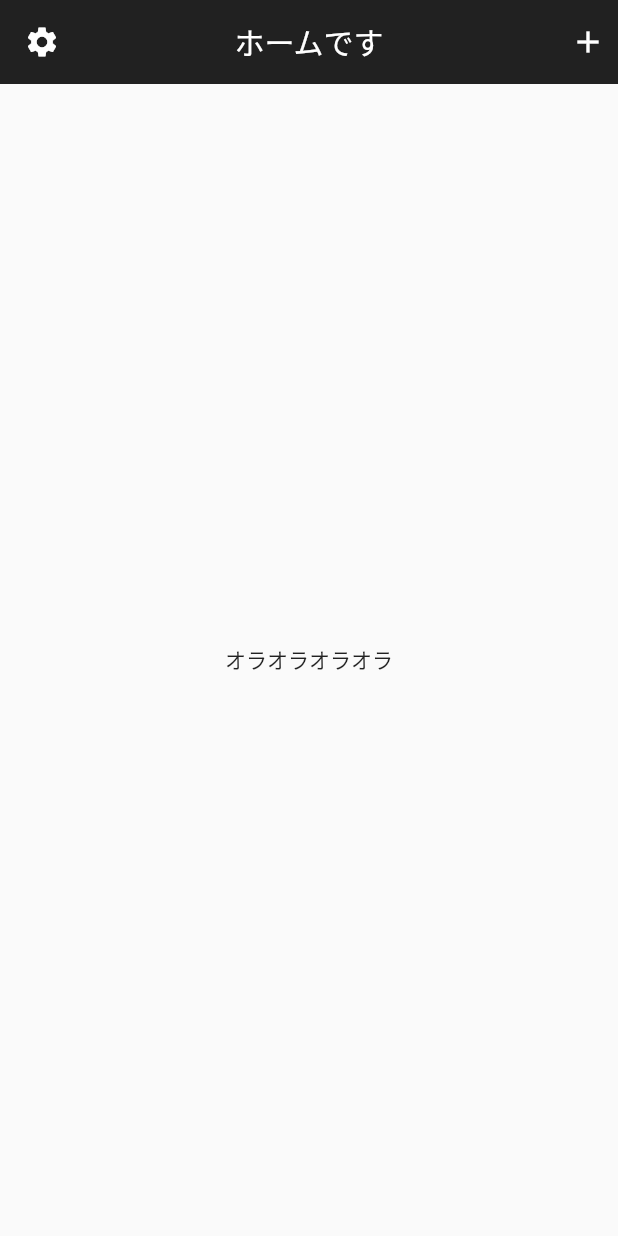
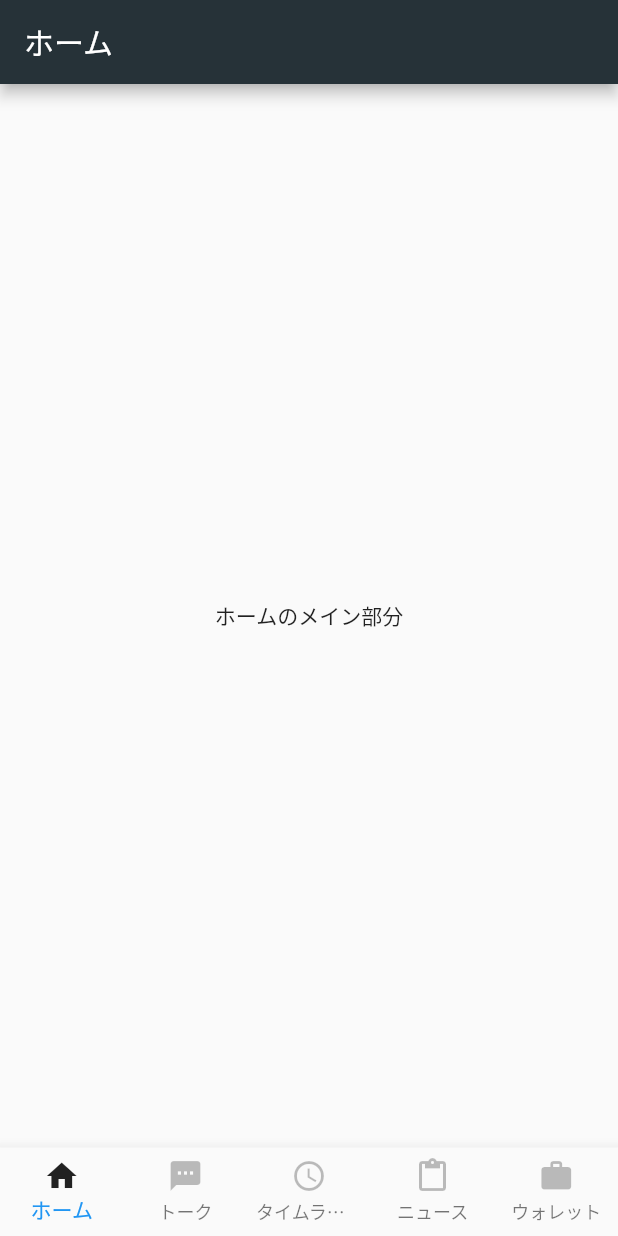
Before and after one commit to kyoro1006/hello_app, a Flutter app: the screen it shows after launch, on a phone screen of 412 x 824 dp. Run offline on Flutter 3.47's test engine with Material 2 defaults, Android fonts, the phone set to English and light mode, and no system bars.

Commit message:
追加修正

```diff
--- a/lib/header.dart
+++ b/lib/header.dart
@@ -17,7 +17,9 @@ class Header extends StatelessWidget with PreferredSizeWidget{
           child: Icon(Icons.add),
         ),
       ],
-      title: Text('ホームです'),
+      title: Text(
+        'ホーム',
+      ),
       backgroundColor: Colors.black87,
       centerTitle: true,
       elevation: 0.0,
--- a/lib/main.dart
+++ b/lib/main.dart
@@ -1,19 +1,20 @@
 import 'package:flutter/material.dart';
-import 'package:helloapp/header.dart';
+import 'root.dart';
+import 'header.dart';
 
-void main(){
-  runApp(App());
-}
+void main() => runApp(App());
+
 
 class App extends StatelessWidget{
   @override
   Widget build(BuildContext context) {
     return MaterialApp(
+      title: 'Flutter Demo',
       debugShowCheckedModeBanner: false,
-      home: Scaffold(
-        appBar: Header(),
-        body: Center(child: Text("オラオラオラオラ")),
+      theme: ThemeData(
+        primaryColor: Colors.blueGrey[900],
       ),
+      home: RootWidget(),
     );
   }
 }
--- /dev/null
+++ b/lib/root.dart
@@ -0,0 +1,109 @@
+import 'dart:developer';
+
+import 'package:flutter/material.dart';
+import 'routes/home_route.dart';
+import 'routes/talk_route.dart';
+import 'routes/timeline_route.dart';
+import 'routes/wallet_route.dart';
+import 'routes/news_route.dart';
+
+class RootWidget extends StatefulWidget{
+  RootWidget({Key key}) : super(key: key);
+
+  @override
+  _RootWidgetState createState() => _RootWidgetState();
+}
+
+class _RootWidgetState extends State<RootWidget>{
+  int _selectedIndex = 0;
+  final _bottomNavigationBarItems = <BottomNavigationBarItem>[];
+
+  //アイコン情報
+  static const _footerIcons = [
+    Icons.home,
+    Icons.textsms,
+    Icons.access_time,
+    Icons.content_paste,
+    Icons.work,
+  ];
+
+  //アイコン文字列
+  static const _footerItemNames = [
+    'ホーム',
+    'トーク',
+    'タイムライン',
+    'ニュース',
+    'ウォレット',
+  ];
+
+  var _routes = [
+    Home(),
+    Talk(),
+    TimeLine(),
+    News(),
+    Wallet(),
+  ];
+
+  @override
+  void initState(){
+    super.initState();
+    _bottomNavigationBarItems.add(_UpdateActiveState(0));
+    for(var i=1;i<_footerItemNames.length;i++){
+      _bottomNavigationBarItems.add(_UpdateDeactiveState(i));
+    }
+  }
+
+  ///インデックスのアイテムをアクティベートする
+  BottomNavigationBarItem _UpdateActiveState(int index) {
+    return BottomNavigationBarItem(
+      icon: Icon(
+        _footerIcons[index],
+        color: Colors.black87,
+      ),
+      title: Text(
+        _footerItemNames[index],
+        style: TextStyle(
+          color: Colors.black87,
+        ),
+      )
+    );
+  }
+
+  ///インデックスのアイテムをディアクティベートする
+  BottomNavigationBarItem _UpdateDeactiveState(int index){
+    return BottomNavigationBarItem(
+        icon: Icon(
+          _footerIcons[index],
+          color: Colors.black26,
+        ),
+        title: Text(
+          _footerItemNames[index],
+          style: TextStyle(
+            color: Colors.black26,
+          ),
+        )
+    );
+  }
+
+  void _onItemTapped(int index) {
+    setState(() {
+      _bottomNavigationBarItems[_selectedIndex] =
+          _UpdateDeactiveState(_selectedIndex);
+      _bottomNavigationBarItems[index] = _UpdateActiveState(index);
+      _selectedIndex = index;
+    });
+  }
+
+  @override
+  Widget build(BuildContext context) {
+    return Scaffold(
+    body: _routes.elementAt(_selectedIndex),
+    bottomNavigationBar: BottomNavigationBar(
+      type: BottomNavigationBarType.fixed,
+      items: _bottomNavigationBarItems,
+      currentIndex: _selectedIndex,
+      onTap: _onItemTapped,
+    ),
+    );
+  }
+}
--- /dev/null
+++ b/lib/routes/home_route.dart
@@ -0,0 +1,13 @@
+import 'package:flutter/material.dart';
+
+class Home extends StatelessWidget{
+  @override
+  Widget build(BuildContext context){
+    return Scaffold(
+      appBar: AppBar(
+        title: Text("ホーム"),
+      ),
+      body: Center(child: Text("ホームのメイン部分")),
+    );
+  }
+}
--- /dev/null
+++ b/lib/routes/news_route.dart
@@ -0,0 +1,13 @@
+import 'package:flutter/material.dart';
+
+class News extends StatelessWidget{
+  @override
+  Widget build(BuildContext context){
+    return Scaffold(
+      appBar: AppBar(
+        title: Text("ニュース"),
+      ),
+      body: Center(child: Text("ニュースのメイン部分")),
+    );
+  }
+}
--- /dev/null
+++ b/lib/routes/timeline_route.dart
@@ -0,0 +1,13 @@
+import 'package:flutter/material.dart';
+
+class TimeLine extends StatelessWidget{
+  @override
+  Widget build(BuildContext context){
+    return Scaffold(
+      appBar: AppBar(
+        title: Text("タイムライン"),
+      ),
+      body: Center(child: Text("タイムラインのメイン部分")),
+    );
+  }
+}
--- /dev/null
+++ b/lib/routes/wallet_route.dart
@@ -0,0 +1,13 @@
+import 'package:flutter/material.dart';
+
+class Wallet extends StatelessWidget{
+  @override
+  Widget build(BuildContext context){
+    return Scaffold(
+      appBar: AppBar(
+        title: Text("ウォレット"),
+      ),
+      body: Center(child: Text("ウォレットのメイン部分")),
+    );
+  }
+}
--- a/pubspec.yaml
+++ b/pubspec.yaml
@@ -32,6 +32,8 @@ dependencies:
 dev_dependencies:
   flutter_test:
     sdk: flutter
+
+
 
 # For information on the generic Dart part of this file, see the
 # following page: https://dart.dev/tools/pub/pubspec
```
Also changed, not shown: lib/routes/talk_route.dart (added, +33 -0 lines), lib/tile.dart (added, +8 -0 lines), 1 other file.
